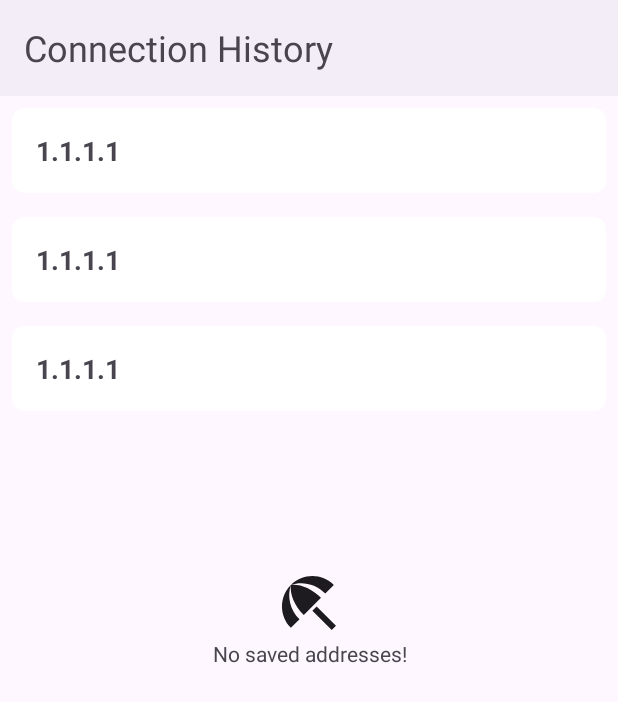
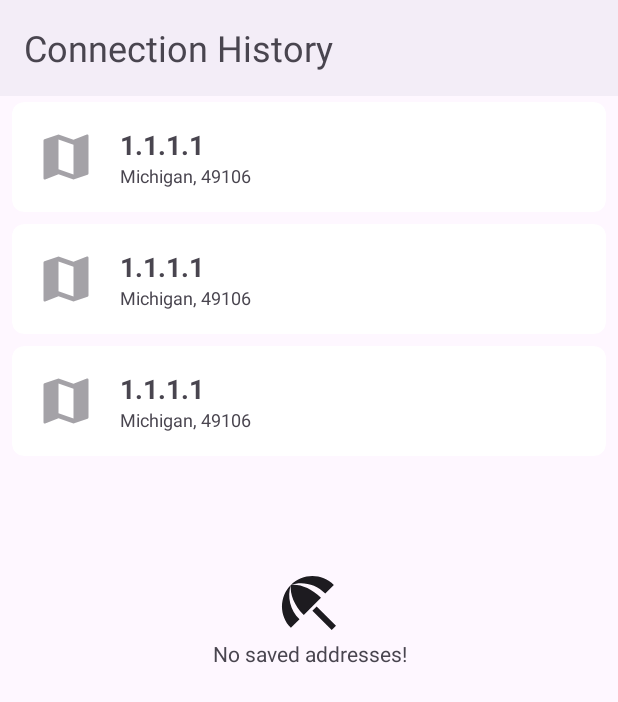
Before and after one commit to EranBoudjnah/CleanArchitectureForAndroid, an Android app built with Jetpack Compose: the layout fragment_history.xml on its own in the app's theme, with its tools: preview values and no code run, on a phone screen of 412 x 824 dp. Shown: the top 702 px of the screen. Run offline under Robolectric (Android 15) with nearby library versions, the phone set to English and light mode, and no system bars.

Commit message:
Added location to history items. (#8)

```diff
--- a/app/build.gradle.kts
+++ b/app/build.gradle.kts
@@ -112,6 +112,7 @@ dependencies {
 
     implementation(libs.hilt.android)
     implementation(libs.androidx.navigation.fragment.ktx)
+    implementation(libs.androidx.recyclerview)
     kapt(libs.hilt.android.compiler)
 
     implementation(libs.compose.activity)
--- a/app/src/main/java/com/mitteloupe/whoami/di/HistoryModule.kt
+++ b/app/src/main/java/com/mitteloupe/whoami/di/HistoryModule.kt
@@ -1,5 +1,6 @@
 package com.mitteloupe.whoami.di
 
+import android.content.res.Resources
 import com.mitteloupe.whoami.architecture.domain.UseCaseExecutor
 import com.mitteloupe.whoami.architecture.ui.binder.ViewStateBinder
 import com.mitteloupe.whoami.architecture.ui.view.ViewsProvider
@@ -54,7 +55,9 @@ object HistoryModule {
     )
 
     @Provides
-    fun providesHistoryRecordToUiMapper() = HistoryRecordToUiMapper()
+    fun providesHistoryRecordToUiMapper(
+        resources: Resources
+    ) = HistoryRecordToUiMapper(resources)
 
     @Suppress("UNCHECKED_CAST")
     @Provides
--- a/architecture/instrumentation-test/build.gradle.kts
+++ b/architecture/instrumentation-test/build.gradle.kts
@@ -78,4 +78,5 @@ dependencies {
     implementation(libs.test.android.mockwebserver)
     implementation(libs.androidx.appcompat)
     implementation(libs.test.androidx.rules)
+    implementation(libs.androidx.recyclerview)
 }
--- a/history/ui/build.gradle.kts
+++ b/history/ui/build.gradle.kts
@@ -9,7 +9,7 @@ plugins {
 }
 
 android {
-    namespace = "com.mitteloupe.whoami.home.ui"
+    namespace = "com.mitteloupe.whoami.history.ui"
     compileSdk = 33
 
     defaultConfig {
--- a/history/ui/src/main/java/com/mitteloupe/whoami/history/ui/binder/HistoryViewStateBinder.kt
+++ b/history/ui/src/main/java/com/mitteloupe/whoami/history/ui/binder/HistoryViewStateBinder.kt
@@ -38,7 +38,9 @@ class HistoryViewStateBinder(
                 noRecordsView.isVisible = viewState.historyRecords.isEmpty()
                 recordsListView.isVisible = viewState.historyRecords.isNotEmpty()
                 val historyItems = viewState.historyRecords.map(historyRecordToUiMapper::toUi)
-                    .sortedBy { historyRecord -> historyRecord.ipAddress }
+                    .sortedByDescending { historyRecord ->
+                        historyRecord.savedAtTimestampMilliseconds
+                    }
                 setUpAdapterAndBindItems(historyItems)
             }
 
--- a/history/ui/src/main/java/com/mitteloupe/whoami/history/ui/model/HistoryRecordUiModel.kt
+++ b/history/ui/src/main/java/com/mitteloupe/whoami/history/ui/model/HistoryRecordUiModel.kt
@@ -5,5 +5,7 @@ import kotlinx.parcelize.Parcelize
 
 @Parcelize
 data class HistoryRecordUiModel(
-    val ipAddress: String
+    val ipAddress: String,
+    val location: String,
+    val savedAtTimestampMilliseconds: Long
 ) : Parcelable
--- a/history/ui/src/main/java/com/mitteloupe/whoami/history/ui/view/HistoryFragment.kt
+++ b/history/ui/src/main/java/com/mitteloupe/whoami/history/ui/view/HistoryFragment.kt
@@ -13,8 +13,8 @@ import com.mitteloupe.whoami.architecture.ui.navigation.mapper.DestinationToUiMa
 import com.mitteloupe.whoami.architecture.ui.view.ViewsProvider
 import com.mitteloupe.whoami.history.presentation.model.HistoryViewState
 import com.mitteloupe.whoami.history.presentation.viewmodel.HistoryViewModel
+import com.mitteloupe.whoami.history.ui.R
 import com.mitteloupe.whoami.history.ui.binder.HistoryViewStateBinder
-import com.mitteloupe.whoami.home.ui.R
 import dagger.hilt.android.AndroidEntryPoint
 import javax.inject.Inject
 import javax.inject.Named
--- /dev/null
+++ b/history/ui/src/main/res/drawable/icon_history_record.xml
@@ -0,0 +1,3 @@
+<vector android:height="24dp" android:tint="#000000" android:viewportHeight="24" android:viewportWidth="24" android:width="24dp" xmlns:android="http://schemas.android.com/apk/res/android">
+    <path android:fillColor="@android:color/white" android:pathData="M20.5 3l-0.16 0.03L15 5.1 9 3 3.36 4.9C3.15 4.97 3 5.15 3 5.38V20.5C3 20.78 3.22 21 3.5 21l0.16-0.03L9 18.9l6 2.1 5.64-1.9c0.21-0.07 0.36-0.25 0.36-0.48V3.5C21 3.22 20.78 3 20.5 3zM15 19l-6-2.11V5l6 2.11V19z"/>
+</vector>
--- a/history/ui/src/main/res/layout/item_history.xml
+++ b/history/ui/src/main/res/layout/item_history.xml
@@ -8,7 +8,8 @@
     <androidx.cardview.widget.CardView
         android:layout_width="match_parent"
         android:layout_height="wrap_content"
-        android:layout_margin="8dp"
+        android:layout_marginHorizontal="8dp"
+        android:layout_marginVertical="4dp"
         app:cardBackgroundColor="@color/cardview_background_color"
         app:cardCornerRadius="8dp"
         app:cardElevation="0dp">
@@ -18,14 +19,44 @@
             android:layout_height="wrap_content"
             android:padding="16dp">
 
+            <ImageView
+                android:id="@+id/history_record_icon"
+                android:layout_width="40dp"
+                android:layout_height="40dp"
+                android:layout_marginEnd="16dp"
+                android:layout_marginRight="16dp"
+                android:alpha="0.5"
+                android:contentDescription="@string/history_record_saved_record_icon_hint"
+                app:layout_constraintBottom_toBottomOf="parent"
+                app:layout_constraintEnd_toStartOf="@id/history_ip_address_label"
+                app:layout_constraintStart_toStartOf="parent"
+                app:layout_constraintTop_toTopOf="parent"
+                app:srcCompat="@drawable/icon_history_record"
+                app:tint="?attr/colorOnSurfaceVariant" />
+
             <TextView
                 android:id="@+id/history_ip_address_label"
-                android:layout_width="match_parent"
+                android:layout_width="0dp"
                 android:layout_height="wrap_content"
+                android:color="?attr/colorOnSurface"
                 android:textSize="18sp"
                 android:textStyle="bold"
+                app:layout_constraintBottom_toTopOf="@id/history_location_label"
+                app:layout_constraintEnd_toEndOf="parent"
+                app:layout_constraintStart_toEndOf="@id/history_record_icon"
                 app:layout_constraintTop_toTopOf="parent"
                 tools:text="1.1.1.1" />
+
+            <TextView
+                android:id="@+id/history_location_label"
+                android:layout_width="0dp"
+                android:layout_height="wrap_content"
+                android:color="?attr/colorOnSurfaceVariant"
+                android:textSize="12sp"
+                app:layout_constraintEnd_toEndOf="parent"
+                app:layout_constraintStart_toStartOf="@id/history_ip_address_label"
+                app:layout_constraintTop_toBottomOf="@id/history_ip_address_label"
+                tools:text="Michigan, 49106" />
 
         </androidx.constraintlayout.widget.ConstraintLayout>
 
--- a/history/ui/src/main/res/values/strings.xml
+++ b/history/ui/src/main/res/values/strings.xml
@@ -2,4 +2,9 @@
 <resources>
     <string name="connection_history_title">Connection History</string>
     <string name="history_no_records_label">No saved addresses!</string>
+    <string name="history_record_location_city_format">%s</string>
+    <string name="history_record_location_postcode_format">Post code: %s</string>
+    <string name="history_record_location_full_format">%1$s, %2$s</string>
+    <string name="history_record_location_unknown">Unknown city</string>
+    <string name="history_record_saved_record_icon_hint">Saved record icon</string>
 </resources>
```
Also changed, not shown: app/src/main/java/com/mitteloupe/whoami/di/ResourcesModule.kt (added, +15 -0 lines), architecture/instrumentation-test/src/main/java/com/mitteloupe/whoami/test/assertion/ItemAtPositionMatcher.kt (added, +19 -0 lines), history/ui/src/main/java/com/mitteloupe/whoami/history/ui/adapter/HistoryAdapter.kt (+1 -15 lines), history/ui/src/main/java/com/mitteloupe/whoami/history/ui/adapter/HistoryItemViewHolder.kt (added, +22 -0 lines), history/ui/src/main/java/com/mitteloupe/whoami/history/ui/mapper/HistoryRecordToUiMapper.kt (+36 -2 lines), 4 other files.
